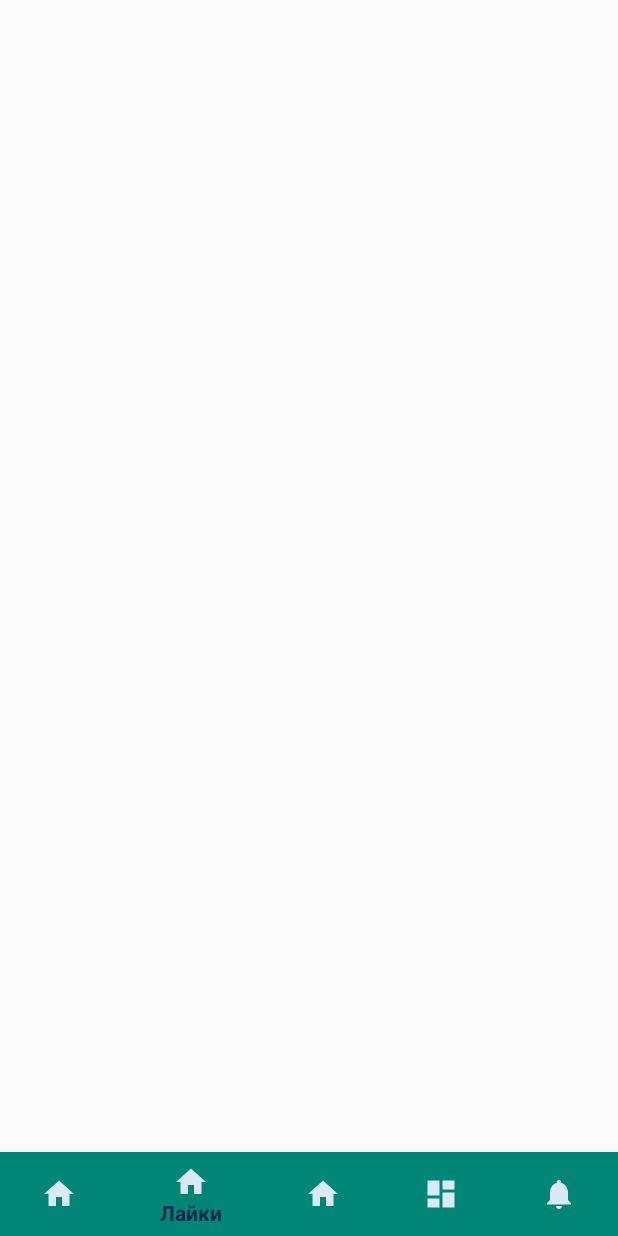
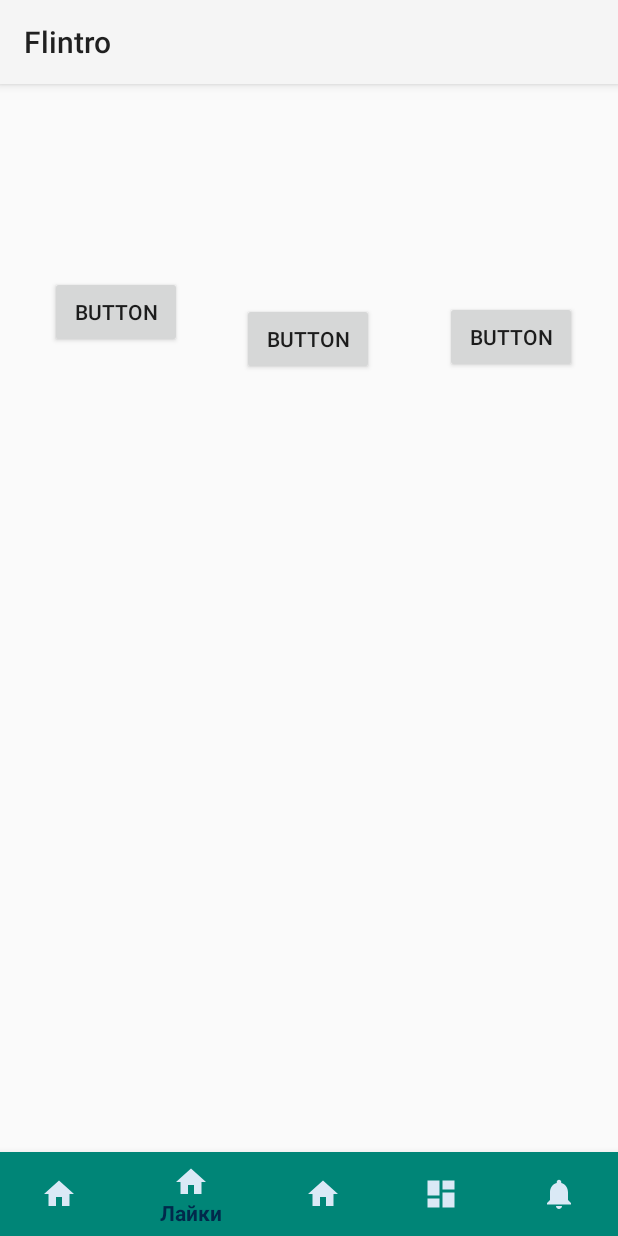
Before and after one commit to Deomap/Flintro, an Android app: the LikesActivity screen opened directly, with no data from a screen before it, on a phone screen of 412 x 824 dp. Run offline under Robolectric (Android 15) with nearby library versions, the phone set to English and light mode, and no system bars; our stand-ins replace Firebase (no records; nobody signed in at launch, a user with empty details on screens opened directly).

Commit message:
я уже даже не понимаю что фикшу лол
Signed-off-by: Deomap <deomapps@gmail.com>

```diff
--- a/app/src/main/AndroidManifest.xml
+++ b/app/src/main/AndroidManifest.xml
@@ -10,7 +10,7 @@
         android:label="@string/app_name"
         android:roundIcon="@mipmap/ic_launcher_round"
         android:supportsRtl="true"
-        android:theme="@style/Theme.AppCompat.Light.NoActionBar">
+        android:theme="@style/Theme.AppCompat.Light">
         <activity android:name=".FirstLaunchActivity.FLActivity"></activity>
         <activity android:name=".SwipeActivity.SwipeActivity" />
         <activity android:name=".QuestionsActivity.QuestionsActivity" />
--- a/app/src/main/java/com/deomap/flintro/LikesActivity/LikesActivity.java
+++ b/app/src/main/java/com/deomap/flintro/LikesActivity/LikesActivity.java
@@ -7,6 +7,9 @@ import android.content.Intent;
 import android.os.Bundle;
 import android.util.Log;
 import android.view.MenuItem;
+import android.view.View;
+import android.widget.Button;
+import android.widget.ListView;
 import android.widget.TextView;
 
 import com.deomap.flintro.ChatActivity.ChatActivity;
@@ -14,12 +17,31 @@ import com.deomap.flintro.ProfileActivity.ProfileActivity;
 import com.deomap.flintro.QuestionsActivity.QuestionsActivity;
 import com.deomap.flintro.R;
 import com.deomap.flintro.SwipeActivity.SwipeActivity;
+import com.deomap.flintro.adapter.FirestoreDataTranslator;
 import com.deomap.flintro.adapter.MainPartContract;
+import com.deomap.flintro.api.FirebaseCloudstore;
+import com.deomap.flintro.api.FirebaseUsers;
+import com.google.android.gms.tasks.OnCompleteListener;
+import com.google.android.gms.tasks.OnFailureListener;
+import com.google.android.gms.tasks.OnSuccessListener;
+import com.google.android.gms.tasks.Task;
 import com.google.android.material.bottomnavigation.BottomNavigationView;
+import com.google.firebase.firestore.DocumentReference;
+import com.google.firebase.firestore.DocumentSnapshot;
+import com.google.firebase.firestore.QueryDocumentSnapshot;
+import com.google.firebase.firestore.QuerySnapshot;
+
+import java.util.ArrayList;
+import java.util.HashMap;
+import java.util.Map;
 
 public class LikesActivity extends AppCompatActivity implements MainPartContract.iLikesActivity{
 
     private MainPartContract.iLikesPresenter mPresenter;
+    private Button answersLikesList;
+    private Button swipeLikesList;
+    private Button matchesLikesList;
+    private ListView likesList;
 
     private BottomNavigationView.OnNavigationItemSelectedListener mOnNavigationItemSelectedListener
             = new BottomNavigationView.OnNavigationItemSelectedListener() {
@@ -78,7 +100,13 @@ public class LikesActivity extends AppCompatActivity implements MainPartContract
         super.onCreate(savedInstanceState);
         setContentView(R.layout.activity_likes);
         mPresenter = new LikesPresenter(this);
+
         BottomNavigationView navView = findViewById(R.id.nav_view);
+        answersLikesList = findViewById(R.id.answersLikesButton);
+        matchesLikesList = findViewById(R.id.matchesLikesButton);
+        swipeLikesList = findViewById(R.id.swipeLikesButton);
+        likesList = findViewById(R.id.likesList);
+
         navView.setOnNavigationItemSelectedListener(mOnNavigationItemSelectedListener);
         navView.getMenu().findItem(R.id.navigation_likes).setChecked(true);
         overridePendingTransition(0, 0);
@@ -88,4 +116,22 @@ public class LikesActivity extends AppCompatActivity implements MainPartContract
     public void toast(String msg, int time) {
 
     }
+
+    //1
+    public void swipeLikesClicked(View view) {
+        mPresenter.getList(1);
+
+    }
+
+    //2
+    public void answersLikesClicked(View view) {
+        mPresenter.getList(2);
+
+    }
+
+    //3
+    public void matchesLikesClicked(View view) {
+        mPresenter.getList(3);
+
+    }
 }
--- a/app/src/main/java/com/deomap/flintro/MainActivity.java
+++ b/app/src/main/java/com/deomap/flintro/MainActivity.java
@@ -100,4 +100,6 @@ FirebaseFirestore db ;
 -- clean code
 --SOME SETTINGS IN DEVICE STORAGE
 --SIGH UP! BUG (DOUBLE)
+--liked questions??
+--creating profile (null pointer fix)
  */
--- a/app/src/main/java/com/deomap/flintro/adapter/FirestoreDataTranslator.java
+++ b/app/src/main/java/com/deomap/flintro/adapter/FirestoreDataTranslator.java
@@ -49,4 +49,8 @@ public class FirestoreDataTranslator {
         }
         return null;
     }
+
+    public ArrayList<String> DS_LP_getList_string_to_array(DocumentSnapshot documentSnapshot, String arg){
+        return null;
+    }
 }
--- a/app/src/main/java/com/deomap/flintro/adapter/MainPartContract.java
+++ b/app/src/main/java/com/deomap/flintro/adapter/MainPartContract.java
@@ -57,7 +57,7 @@ public interface MainPartContract {
     }
 
     interface iLikesPresenter extends Presenter{
-
+        void getList(int arg);
     }
 
     interface iProfilePresenter extends Presenter{
--- a/app/src/main/res/layout/activity_likes.xml
+++ b/app/src/main/res/layout/activity_likes.xml
@@ -20,4 +20,60 @@
         app:layout_constraintRight_toRightOf="parent"
         app:menu="@menu/bottom_navigation" />
 
+    <Button
+        android:id="@+id/swipeLikesButton"
+        android:layout_width="wrap_content"
+        android:layout_height="wrap_content"
+        android:layout_marginStart="33dp"
+        android:layout_marginTop="128dp"
+        android:layout_marginBottom="499dp"
+        android:onClick="swipeLikesClicked"
+        android:text="Button"
+        app:layout_constraintBottom_toTopOf="@+id/nav_view"
+        app:layout_constraintStart_toStartOf="parent"
+        app:layout_constraintTop_toTopOf="parent"
+        app:layout_constraintVertical_bias="0.0" />
+
+    <Button
+        android:id="@+id/answersLikesButton"
+        android:layout_width="wrap_content"
+        android:layout_height="wrap_content"
+        android:layout_marginStart="40dp"
+        android:layout_marginTop="127dp"
+        android:layout_marginEnd="47dp"
+        android:layout_marginBottom="500dp"
+        android:onClick="answersLikesClicked"
+        android:text="Button"
+        app:layout_constraintBottom_toTopOf="@+id/nav_view"
+        app:layout_constraintEnd_toStartOf="@+id/matchesLikesButton"
+        app:layout_constraintStart_toEndOf="@+id/swipeLikesButton"
+        app:layout_constraintTop_toTopOf="parent" />
+
+    <Button
+        android:id="@+id/matchesLikesButton"
+        android:layout_width="wrap_content"
+        android:layout_height="wrap_content"
+        android:layout_marginTop="126dp"
+        android:layout_marginEnd="27dp"
+        android:layout_marginBottom="501dp"
+        android:onClick="matchesLikesClicked"
+        android:text="Button"
+        app:layout_constraintBottom_toTopOf="@+id/nav_view"
+        app:layout_constraintEnd_toEndOf="parent"
+        app:layout_constraintTop_toTopOf="parent" />
+
+    <ListView
+        android:id="@+id/likesList"
+        android:layout_width="395dp"
+        android:layout_height="483dp"
+        android:layout_marginStart="8dp"
+        android:layout_marginTop="8dp"
+        android:layout_marginEnd="8dp"
+        android:layout_marginBottom="8dp"
+        app:layout_constraintBottom_toTopOf="@+id/nav_view"
+        app:layout_constraintEnd_toEndOf="parent"
+        app:layout_constraintStart_toStartOf="parent"
+        app:layout_constraintTop_toBottomOf="@+id/swipeLikesButton" />
+
+
 </androidx.constraintlayout.widget.ConstraintLayout>
```
Also changed, not shown: app/src/main/java/com/deomap/flintro/LikesActivity/LikesPresenter.java (+97 -0 lines), app/src/main/java/com/deomap/flintro/QuestionsActivity/QuestionsPresenter.java (+5 -5 lines).
